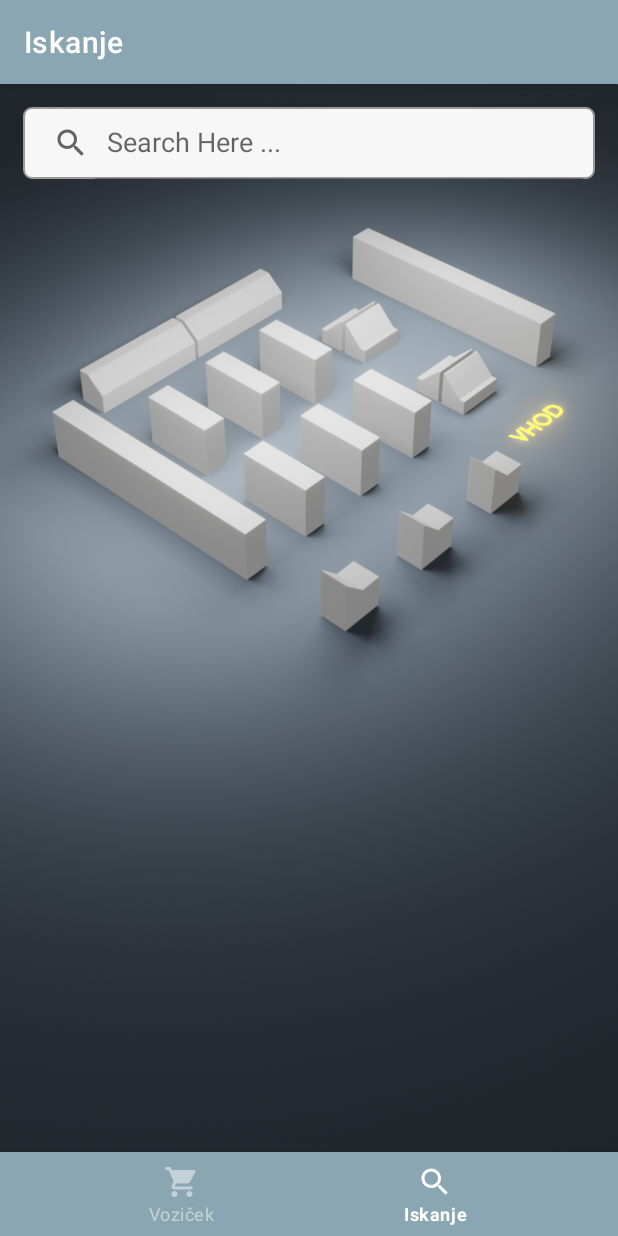
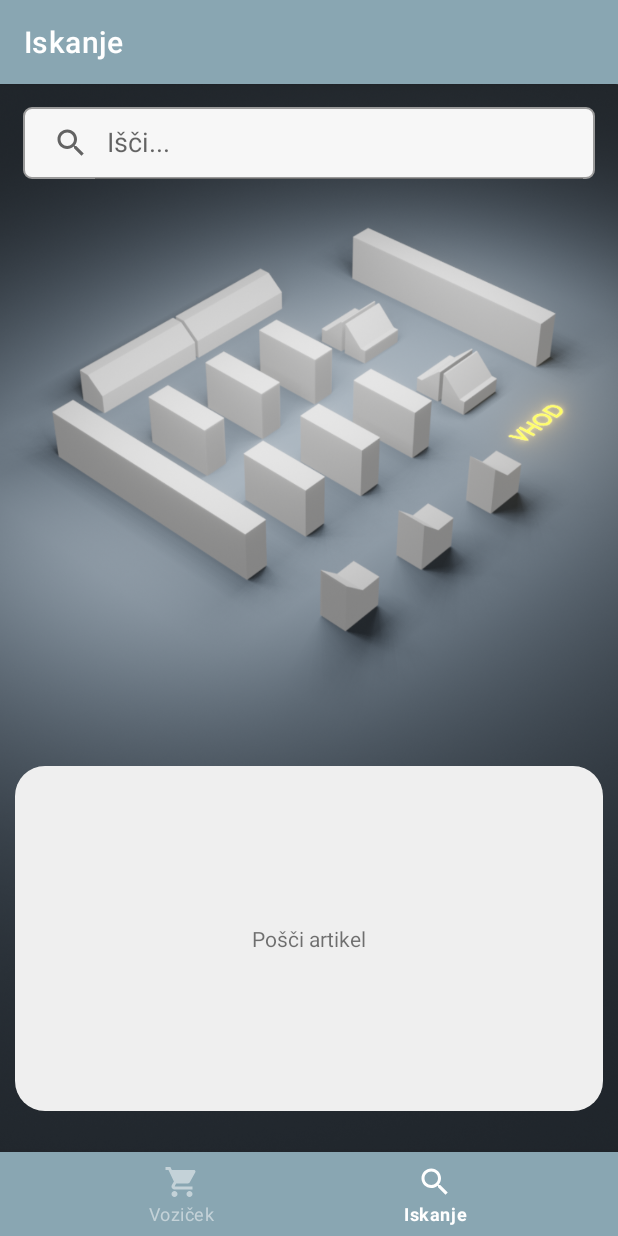
Before and after one commit to Prezely/FajndItApp, an Android app: the VozicekFragment screen opened through its navigation route, on a phone screen of 412 x 824 dp. Run offline under Robolectric (Android 15) with nearby library versions, the phone set to English and light mode, and no system bars; our stand-ins replace navigation-ui.

Commit message:
Kartica v fragmentu voziček in iskanje

```diff
--- a/app/src/main/java/si/uni_lj/fe/tnuv/fajnditapp/IskanjeFragment.java
+++ b/app/src/main/java/si/uni_lj/fe/tnuv/fajnditapp/IskanjeFragment.java
@@ -10,6 +10,7 @@ import static si.uni_lj.fe.tnuv.fajnditapp.Izbrani_izdelki.izbrani;
 import static si.uni_lj.fe.tnuv.fajnditapp.Podatki_izdelki.cenaVozicka;
 
 import androidx.annotation.Nullable;
+import androidx.constraintlayout.widget.ConstraintLayout;
 import androidx.fragment.app.Fragment;
 import androidx.recyclerview.widget.LinearLayoutManager;
 import androidx.recyclerview.widget.RecyclerView;
@@ -37,6 +38,16 @@ public class IskanjeFragment extends Fragment {
         RecyclerView.LayoutManager layoutManager = new LinearLayoutManager(getActivity());
         recyclerView.setLayoutManager(layoutManager);
 
+        ConstraintLayout dodajArtikleTxt = (ConstraintLayout) view.findViewById(R.id.dodajArtkleTxt);
+
+
+        // ČE JE VOZIČEK PRAZEN JE NA SREDINI ZASLONA PRIKAZAN TEXT "DODAJ V VOZIČEK"
+        if (izbrani.size() != 0) {
+            dodajArtikleTxt.setVisibility(View.INVISIBLE);
+        } else {
+            dodajArtikleTxt.setVisibility(View.VISIBLE);
+        }
+
         return view;
     }
 
@@ -46,6 +57,7 @@ public class IskanjeFragment extends Fragment {
         binding = null;
     }
 
+    // NASTAVLJANJE SKUPNE CENE NA SPODNJEM DELU ZASLONA V FRAGMENTU VOZIČEK
     public static void izracunajSkupnoCeno(TextView skupaj) {
 
         int cena = 0;
--- a/app/src/main/res/layout/fragment_vozicek.xml
+++ b/app/src/main/res/layout/fragment_vozicek.xml
@@ -8,6 +8,13 @@
     tools:context=".VozicekFragment"
     android:background="@drawable/rendernavadn"
     >
+
+    <androidx.constraintlayout.widget.ConstraintLayout
+        android:id="@+id/constraintLayout2"
+        android:layout_width="match_parent"
+        android:layout_height="match_parent">
+
+    </androidx.constraintlayout.widget.ConstraintLayout>
 
     <LinearLayout
         android:layout_width="match_parent"
@@ -20,7 +27,7 @@
             android:layout_width="match_parent"
             android:layout_height="wrap_content"
             android:layout_margin="15dp"
-            app:queryHint="Search Here ..."
+            app:queryHint="Išči..."
             app:iconifiedByDefault="false"
             android:background="@drawable/robovisearch"/>
 
@@ -37,7 +44,32 @@
             android:id="@+id/recycleView"
             android:layout_width="match_parent"
             android:layout_height="match_parent"/>
+
     </LinearLayout>
+
+    <androidx.constraintlayout.widget.ConstraintLayout
+        android:id="@+id/brezZadetkov"
+        android:layout_width="match_parent"
+        android:layout_height="230dp"
+        android:background="@drawable/robovi"
+        android:layout_marginBottom="28dp"
+        android:layout_marginLeft="10dp"
+        android:layout_marginRight="10dp"
+        app:layout_constraintBottom_toBottomOf="@+id/constraintLayout2"
+        android:visibility="visible">
+
+
+        <TextView
+            android:layout_width="wrap_content"
+            android:layout_height="wrap_content"
+            android:text="Pošči artikel"
+            app:layout_constraintBottom_toBottomOf="parent"
+            app:layout_constraintEnd_toEndOf="parent"
+            app:layout_constraintStart_toStartOf="parent"
+            app:layout_constraintTop_toTopOf="parent"
+            />
+
+    </androidx.constraintlayout.widget.ConstraintLayout>
 
 
 </androidx.constraintlayout.widget.ConstraintLayout>
--- a/app/src/main/res/layout/list_izdelek.xml
+++ b/app/src/main/res/layout/list_izdelek.xml
@@ -5,8 +5,7 @@
     xmlns:tools="http://schemas.android.com/tools"
     android:orientation="horizontal"
     android:layout_width="350dp"
-    android:layout_height="wrap_content"
-    android:paddingTop="20dp"
+    android:layout_height="250dp"
     android:padding="10dp">
 
 
```
Also changed, not shown: app/src/main/java/si/uni_lj/fe/tnuv/fajnditapp/VozicekFragment.java (+10 -13 lines), app/src/main/res/layout/fragment_iskanje.xml (+17 -0 lines).
